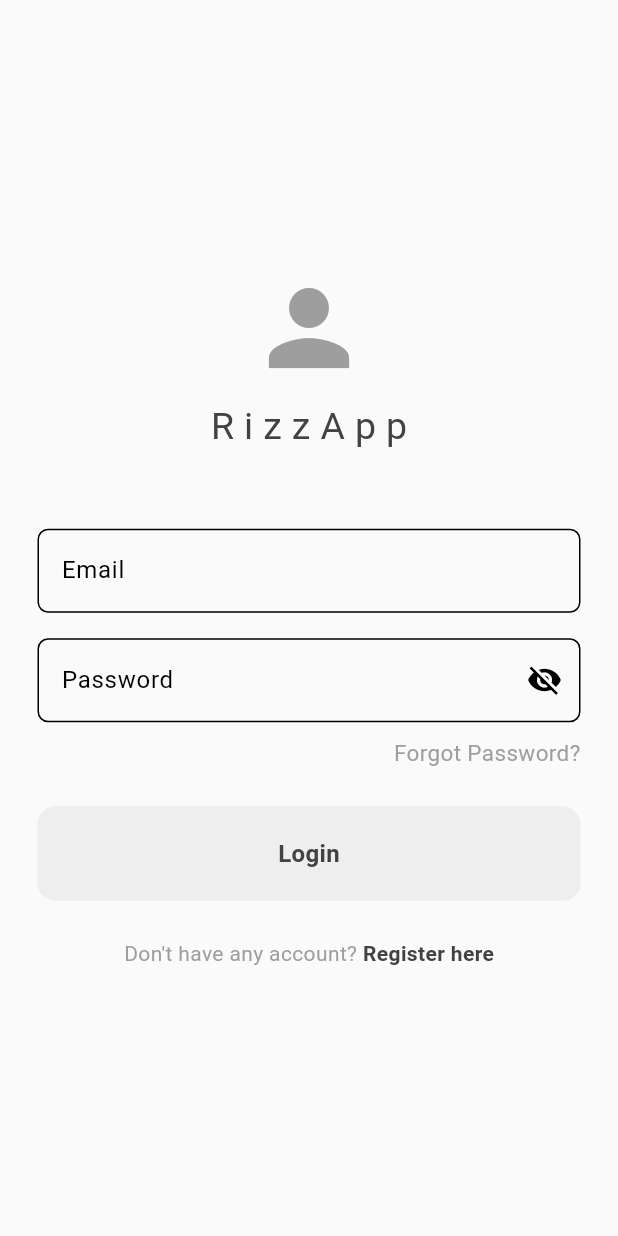
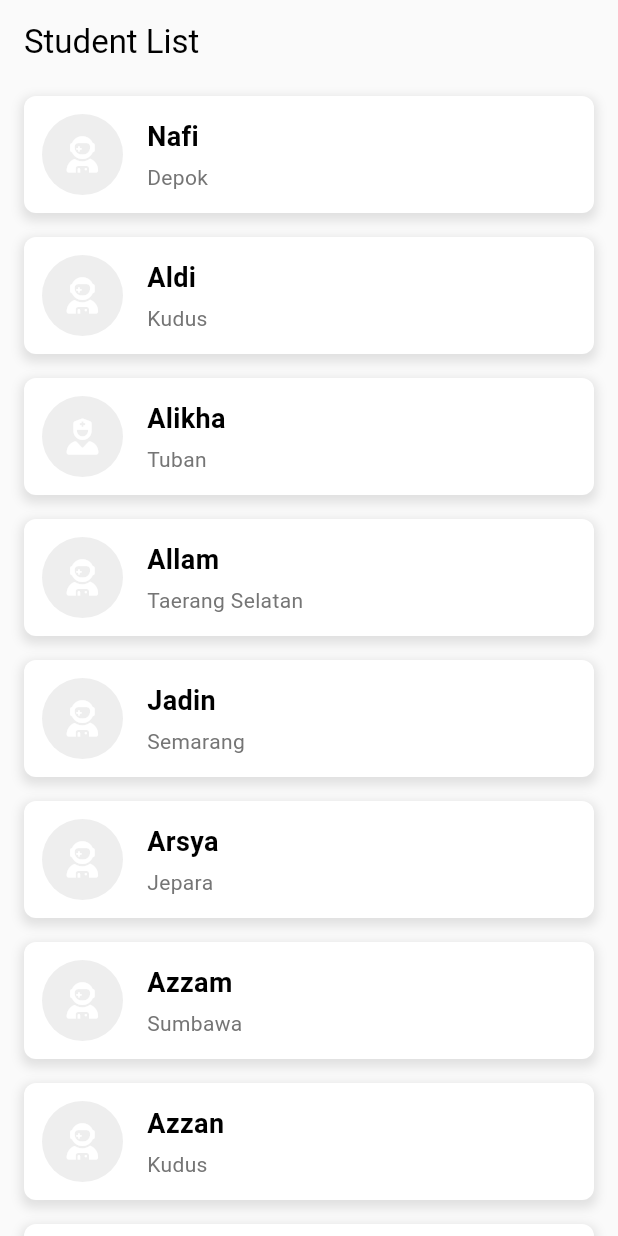
Before and after one commit to ForcesR2N/flutter_firebase, a Flutter app: the screen it shows after launch, on a phone screen of 412 x 824 dp. Run offline on Flutter 3.47's test engine with Material 3 defaults, Android fonts, the phone set to English and light mode, and no system bars; our stand-ins replace font_awesome_flutter.

Commit message:
list view + re-used component

```diff
--- /dev/null
+++ b/lib/components/adapter_siswa.dart
@@ -0,0 +1,58 @@
+import 'package:flutter/material.dart';
+import 'package:flutter_firebase/model_data/student.dart';
+
+class AdapterSiswa extends StatelessWidget {
+  final ModelStudent modelStudent;
+  const AdapterSiswa({super.key, required this.modelStudent});
+
+  @override
+  Widget build(BuildContext context) {
+    return Container(
+      margin: const EdgeInsets.symmetric(vertical: 8.0, horizontal: 16.0),
+      padding: const EdgeInsets.all(12.0),
+      decoration: BoxDecoration(
+        color: Colors.white,
+        borderRadius: BorderRadius.circular(8.0),
+        boxShadow: [
+          BoxShadow(
+            color: Colors.black.withOpacity(0.1),
+            spreadRadius: 2,
+            blurRadius: 5,
+            offset: const Offset(0, 3),
+          ),
+        ],
+      ),
+      child: Row(
+        children: [
+          CircleAvatar(
+            radius: 27,
+            backgroundColor: Colors.grey.shade200,
+            child: modelStudent.icon,
+          ),
+          const SizedBox(width: 16),
+          Column(
+            mainAxisAlignment: MainAxisAlignment.start,
+            crossAxisAlignment: CrossAxisAlignment.start,
+            children: [
+              Text(
+                modelStudent.name,
+                style: const TextStyle(
+                    fontSize: 18,
+                    fontWeight: FontWeight.bold,
+                    color: Colors.black),
+              ),
+              const SizedBox(height: 4),
+              Text(
+                modelStudent.address,
+                style: TextStyle(
+                  fontSize: 14,
+                  color: Colors.grey.shade600,
+                ),
+              ),
+            ],
+          ),
+        ],
+      ),
+    );
+  }
+}
--- /dev/null
+++ b/lib/components/my_snackbar.dart
@@ -0,0 +1,32 @@
+import 'package:flutter/material.dart';
+
+class MySnackbar extends StatelessWidget {
+  final String messageLogin;
+  final String actionMessage;
+  final VoidCallback onClick;
+
+  const MySnackbar({
+    super.key,
+    required this.messageLogin,
+    required this.actionMessage,
+    required this.onClick,
+  });
+
+  @override
+  Widget build(BuildContext context) {
+    return SnackBar(
+      content: Text(
+        messageLogin,
+        style: TextStyle(fontSize: 17),
+      ),
+      action: (actionMessage != null)
+          ? SnackBarAction(
+              label: messageLogin,
+              onPressed: () {
+                return onClick();
+              },
+            )
+          : null,
+    );
+  }
+}
--- a/lib/login/login_page.dart
+++ b/lib/login/login_page.dart
@@ -1,5 +1,6 @@
 import 'package:flutter/material.dart';
 import 'package:flutter_firebase/components/my_button.dart';
+import 'package:flutter_firebase/components/my_snackbar.dart';
 import 'package:flutter_firebase/components/text_field.dart';
 import 'package:flutter_firebase/pages/home_page.dart';
 import 'package:flutter_firebase/components/navbar.dart';
@@ -57,7 +58,7 @@ class LoginPage extends StatelessWidget {
                     style: TextStyle(
                         fontSize: 15,
                         color: Theme.of(context).colorScheme.inversePrimary),
-                  )
+                  ),
                 ],
               ),
               const SizedBox(
@@ -73,9 +74,17 @@ class LoginPage extends StatelessWidget {
                         MaterialPageRoute(
                             builder: (context) => const Navbar()));
                   } else {
-                    ScaffoldMessenger.of(context).showSnackBar(const SnackBar(
-                      content: Text("login failed"),
-                    ));
+                    ScaffoldMessenger.of(context).showSnackBar(
+                      SnackBar(
+                        content: Text("Login Failed"),
+                        action: SnackBarAction(
+                          label: 'Try Again',
+                          onPressed: () {
+                            print('Retry clicked');
+                          },
+                        ),
+                      ),
+                    );
                   }
                 },
               ),
--- a/lib/main.dart
+++ b/lib/main.dart
@@ -2,6 +2,7 @@ import 'package:flutter/material.dart';
 import 'package:flutter_firebase/auth/login_or_register.dart';
 import 'package:flutter_firebase/components/navbar.dart';
 import 'package:flutter_firebase/login/login_page.dart';
+import 'package:flutter_firebase/pages/student_list.dart';
 import 'package:flutter_firebase/theme/dark_mode.dart';
 import 'package:flutter_firebase/theme/light_mode.dart';
 
@@ -16,7 +17,7 @@ class MyApp extends StatelessWidget {
   Widget build(BuildContext context) {
     return MaterialApp(
       debugShowCheckedModeBanner: false,
-      home: LoginOrRegister(),
+      home: StudentList(),
       theme: lightMode,
       darkTheme: darkMode,
     );
--- /dev/null
+++ b/lib/model_data/student.dart
@@ -0,0 +1,9 @@
+import 'package:flutter/material.dart';
+
+class ModelStudent {
+  final String name;
+  final String address;
+  final Icon icon;
+
+  ModelStudent({required this.name, required this.address, required this.icon});
+}
--- /dev/null
+++ b/lib/pages/student_list.dart
@@ -0,0 +1,213 @@
+import 'package:flutter/material.dart';
+import 'package:flutter_firebase/components/adapter_siswa.dart';
+import 'package:flutter_firebase/model_data/student.dart';
+import 'package:font_awesome_flutter/font_awesome_flutter.dart';
+
+class StudentList extends StatefulWidget {
+  const StudentList({super.key});
+
+  @override
+  State<StudentList> createState() => _StudentListState();
+}
+
+class _StudentListState extends State<StudentList> {
+  List<ModelStudent> studentData = [
+    ModelStudent(
+      name: "Nafi",
+      address: "Depok",
+      icon: Icon(FontAwesomeIcons.userAstronaut),
+    ),
+    ModelStudent(
+      name: "Aldi",
+      address: "Kudus",
+      icon: Icon(FontAwesomeIcons.userAstronaut),
+    ),
+    ModelStudent(
+      name: "Alikha",
+      address: "Tuban",
+      icon: Icon(FontAwesomeIcons.userNurse),
+    ),
+    ModelStudent(
+      name: "Allam",
+      address: "Taerang Selatan",
+      icon: Icon(FontAwesomeIcons.userAstronaut),
+    ),
+    ModelStudent(
+      name: "Jadin",
+      address: "Semarang",
+      icon: Icon(FontAwesomeIcons.userAstronaut),
+    ),
+    ModelStudent(
+      name: "Arsya",
+      address: "Jepara",
+      icon: Icon(FontAwesomeIcons.userAstronaut),
+    ),
+    ModelStudent(
+      name: "Azzam",
+      address: "Sumbawa",
+      icon: Icon(FontAwesomeIcons.userAstronaut),
+    ),
+    ModelStudent(
+      name: "Azzan",
+      address: "Kudus",
+      icon: Icon(FontAwesomeIcons.userAstronaut),
+    ),
+    ModelStudent(
+      name: "Zain",
+      address: "Purbalingga",
+      icon: Icon(FontAwesomeIcons.userAstronaut),
+    ),
+    ModelStudent(
+      name: "Daffa",
+      address: "Kudus",
+      icon: Icon(FontAwesomeIcons.userAstronaut),
+    ),
+    ModelStudent(
+      name: "Dylan",
+      address: "Taerang Selatan",
+      icon: Icon(FontAwesomeIcons.userAstronaut),
+    ),
+    ModelStudent(
+      name: "Dzaky",
+      address: "Bekasi",
+      icon: Icon(FontAwesomeIcons.userAstronaut),
+    ),
+    ModelStudent(
+      name: "Hilal",
+      address: "Kudus",
+      icon: Icon(FontAwesomeIcons.userAstronaut),
+    ),
+    ModelStudent(
+      name: "Jeremy",
+      address: "Jember",
+      icon: Icon(FontAwesomeIcons.userAstronaut),
+    ),
+    ModelStudent(
+      name: "Jojo",
+      address: "Bali",
+      icon: Icon(FontAwesomeIcons.userAstronaut),
+    ),
+    ModelStudent(
+      name: "Khalisa",
+      address: "Rembang",
+      icon: Icon(FontAwesomeIcons.userNurse),
+    ),
+    ModelStudent(
+      name: "Narendra",
+      address: "Depok",
+      icon: Icon(FontAwesomeIcons.userAstronaut),
+    ),
+    ModelStudent(
+      name: "Farras",
+      address: "Kudus",
+      icon: Icon(FontAwesomeIcons.userAstronaut),
+    ),
+    ModelStudent(
+      name: "Anam",
+      address: "Kudus",
+      icon: Icon(FontAwesomeIcons.userAstronaut),
+    ),
+    ModelStudent(
+      name: "Evan",
+      address: "Kudus",
+      icon: Icon(FontAwesomeIcons.userAstronaut),
+    ),
+    ModelStudent(
+      name: "Fakry",
+      address: "Demak",
+      icon: Icon(FontAwesomeIcons.userAstronaut),
+    ),
+    ModelStudent(
+      name: "Kaka",
+      address: "Magelang",
+      icon: Icon(FontAwesomeIcons.userAstronaut),
+    ),
+    ModelStudent(
+      name: "Rizzal",
+      address: "Koudus",
+      icon: Icon(FontAwesomeIcons.userAstronaut),
+    ),
+    ModelStudent(
+      name: "Nafisah",
+      address: "Sumbawa",
+      icon: Icon(FontAwesomeIcons.userNurse),
+    ),
+    ModelStudent(
+      name: "Nail",
+      address: "Jakarta",
+      icon: Icon(FontAwesomeIcons.userAstronaut),
+    ),
+    ModelStudent(
+      name: "Afdhal",
+      address: "Taerang Selatan",
+      icon: Icon(FontAwesomeIcons.userAstronaut),
+    ),
+    ModelStudent(
+      name: "Nico",
+      address: "Jakarta",
+      icon: Icon(FontAwesomeIcons.userAstronaut),
+    ),
+    ModelStudent(
+      name: "Ocean",
+      address: "Jogja",
+      icon: Icon(FontAwesomeIcons.userAstronaut),
+    ),
+    ModelStudent(
+      name: "Fajri",
+      address: "Jambi",
+      icon: Icon(FontAwesomeIcons.userAstronaut),
+    ),
+    ModelStudent(
+      name: "Radit",
+      address: "Kudus",
+      icon: Icon(FontAwesomeIcons.userAstronaut),
+    ),
+    ModelStudent(
+      name: "Rifqi",
+      address: "Taerang",
+      icon: Icon(FontAwesomeIcons.userAstronaut),
+    ),
+    ModelStudent(
+      name: "Royyan",
+      address: "Surabaya",
+      icon: Icon(FontAwesomeIcons.userAstronaut),
+    ),
+    ModelStudent(
+      name: "Ruga",
+      address: "Depok",
+      icon: Icon(FontAwesomeIcons.userAstronaut),
+    ),
+    ModelStudent(
+      name: "Satria",
+      address: "Pati",
+      icon: Icon(FontAwesomeIcons.userAstronaut),
+    ),
+    ModelStudent(
+      name: "Hilmi",
+      address: "Kudus",
+      icon: Icon(FontAwesomeIcons.userAstronaut),
+    ),
+    ModelStudent(
+      name: "Zaskia",
+      address: "Kudus",
+      icon: Icon(FontAwesomeIcons.userNurse),
+    ),
+  ];
+
+  @override
+  Widget build(BuildContext context) {
+    return Scaffold(
+      appBar: AppBar(title: Text("Student List")),
+      body: Center(
+        child: Container(
+          child: ListView.builder(
+            itemCount: studentData.length,
+            itemBuilder: (context, index) {
+              return AdapterSiswa(modelStudent: studentData[index]);
+            },
+          ),
+        ),
+      ),
+    );
+  }
+}
--- a/pubspec.yaml
+++ b/pubspec.yaml
@@ -28,9 +28,9 @@ environment:
 # the latest version available on pub.dev. To see which dependencies have newer
 # versions available, run `flutter pub outdated`.
 dependencies:
+  font_awesome_flutter:
   flutter:
     sdk: flutter
-
 
   # The following adds the Cupertino Icons font to your application.
   # Use with the CupertinoIcons class for iOS style icons.
```
Also changed, not shown: pubspec.lock.
